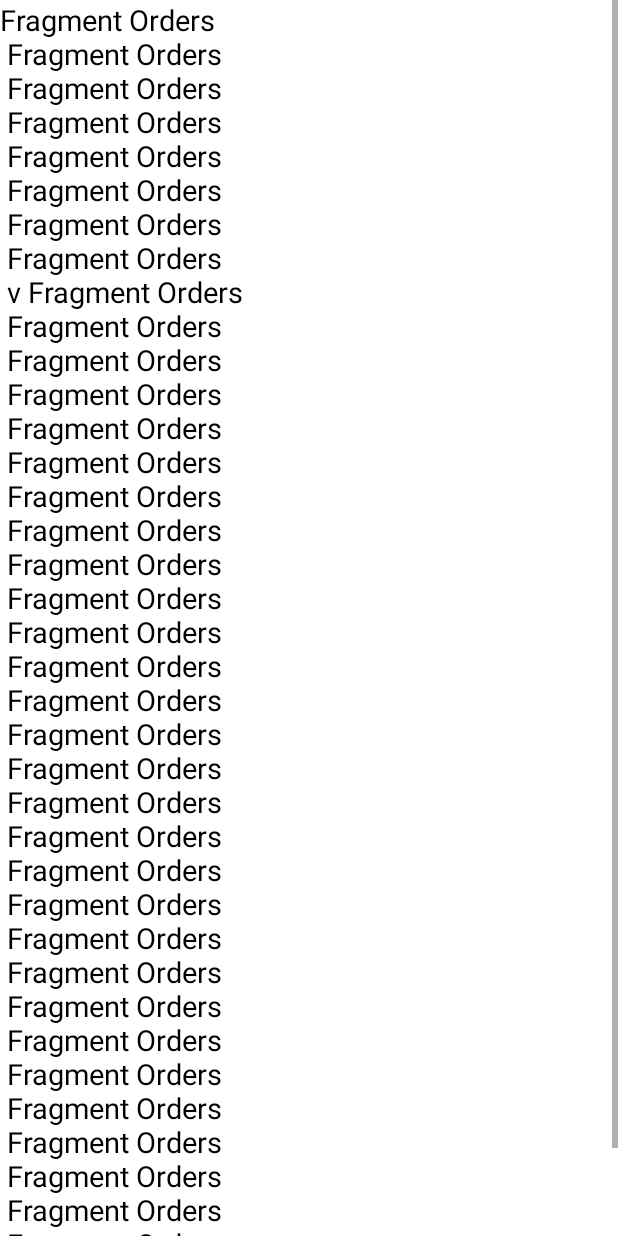
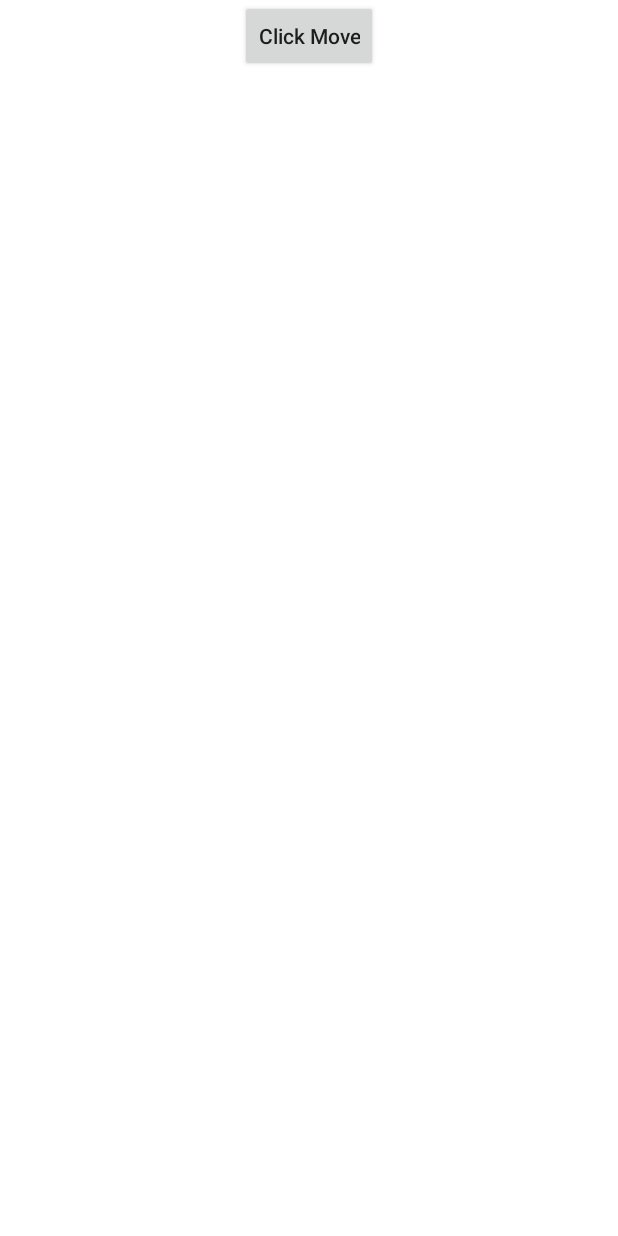
Before and after one commit to Kyoviet97/MyShop, an Android app: the layout fragment_orders.xml on its own in the app's theme, with its tools: preview values and no code run, on a phone screen of 412 x 824 dp. Run offline under Robolectric (Android 15) with nearby library versions, the light colour scheme and no system bars.

Commit message:
CodeApp13:30_28/11/19

```diff
--- a/app/src/main/java/com/gvtechcom/myshop/Account/ShippingAddressFragment.java
+++ b/app/src/main/java/com/gvtechcom/myshop/Account/ShippingAddressFragment.java
@@ -138,6 +138,7 @@ public class ShippingAddressFragment extends Fragment {
                     }
                 }
             }
+
             @Override
             public void onFailure(Call<BaseGetAPIShippingAddress.BaseGetAPIShippingAddressParser> call, Throwable t) {
 
@@ -153,7 +154,6 @@ public class ShippingAddressFragment extends Fragment {
                 FragmentManager fragmentManager = getFragmentManager();
                 Bundle bundle = new Bundle();
                 bundle.putString("idAddress", idAddress);
-
                 FragmentTransaction fragmentTransaction = fragmentManager.beginTransaction();
                 fragmentAddShipping.setArguments(bundle);
                 fragmentTransaction.replace(R.id.content_home_frame_layout, fragmentAddShipping);
@@ -163,7 +163,7 @@ public class ShippingAddressFragment extends Fragment {
         });
     }
 
-    private void setViewRecycler(){
+    private void setViewRecycler() {
         recyclerView.setHasFixedSize(true);
         LinearLayoutManager linearLayoutManager = new LinearLayoutManager(getActivity(), LinearLayoutManager.VERTICAL, false);
         recyclerView.setLayoutManager(linearLayoutManager);
--- a/app/src/main/java/com/gvtechcom/myshop/Fragment/FragmentOrders.java
+++ b/app/src/main/java/com/gvtechcom/myshop/Fragment/FragmentOrders.java
@@ -10,18 +10,20 @@ import androidx.annotation.Nullable;
 
 import com.gvtechcom.myshop.R;
 
+import butterknife.ButterKnife;
+
 public class FragmentOrders extends Fragment {
     View rootView;
     @Nullable
     @Override
     public View onCreateView(LayoutInflater inflater, @Nullable ViewGroup container, Bundle savedInstanceState) {
         rootView = inflater.inflate(R.layout.fragment_orders, container, false);
+        ButterKnife.bind(this, rootView);
         return rootView;
     }
 
     @Override
     public void onViewCreated(View view, @Nullable Bundle savedInstanceState) {
         super.onViewCreated(view, savedInstanceState);
-
     }
 }
--- a/app/src/main/res/layout/fragment_orders.xml
+++ b/app/src/main/res/layout/fragment_orders.xml
@@ -2,61 +2,16 @@
 <LinearLayout xmlns:android="http://schemas.android.com/apk/res/android"
     android:orientation="vertical" android:layout_width="match_parent"
     android:layout_height="match_parent"
+    android:gravity="center|top"
     android:background="@android:color/white">
 
-    <ScrollView
-        android:layout_width="match_parent"
-        android:layout_height="match_parent">
-
-        <TextView
-            android:layout_width="match_parent"
-            android:layout_height="match_parent"
-            android:textColor="@android:color/black"
-            android:textSize="@dimen/_20sp"
-            android:text="Fragment Orders  \n
-Fragment Orders  \n
-Fragment Orders  \n
-Fragment Orders  \n
-Fragment Orders  \n
-Fragment Orders  \n
-Fragment Orders  \n
-Fragment Orders  \n
-v
-Fragment Orders  \n
-Fragment Orders  \n
-Fragment Orders  \n
-Fragment Orders  \n
-Fragment Orders  \n
-Fragment Orders  \n
-Fragment Orders  \n
-Fragment Orders  \n
-Fragment Orders  \n
-Fragment Orders  \n
-Fragment Orders  \n
-Fragment Orders  \n
-Fragment Orders  \n
-Fragment Orders  \n
-Fragment Orders  \n
-Fragment Orders  \n
-Fragment Orders  \n
-Fragment Orders  \n
-Fragment Orders  \n
-Fragment Orders  \n
-Fragment Orders  \n
-Fragment Orders  \n
-Fragment Orders  \n
-Fragment Orders  \n
-Fragment Orders  \n
-Fragment Orders  \n
-Fragment Orders  \n
-Fragment Orders  \n
-Fragment Orders  \n
-Fragment Orders  \n
-">
-        </TextView>
-
-
-    </ScrollView>
+    <Button
+        android:id="@+id/buttonOrgh"
+        android:layout_width="wrap_content"
+        android:layout_height="wrap_content"
+        android:text="Click Move"
+        android:textAllCaps="false">
+    </Button>
 
 
 </LinearLayout>
```
Also changed, not shown: app/src/main/java/com/gvtechcom/myshop/Adapter/AdapterRecyclerBrowseCategoriesLeft.java (added, +61 -0 lines), app/src/main/java/com/gvtechcom/myshop/Fragment/FragmentBrowseCategories.java (added, +93 -0 lines), app/src/main/java/com/gvtechcom/myshop/Fragment/FragmentHomeContent.java (+51 -71 lines), app/src/main/java/com/gvtechcom/myshop/Model/BrowseCategoriesModel.java (added, +29 -0 lines), app/src/main/java/com/gvtechcom/myshop/Network/APIServer.java (+7 -0 lines), app/src/main/res/layout/fragment_browse_categories.xml (+5 -4 lines), app/src/main/res/layout/fragment_content_home.xml (+10 -11 lines), app/src/main/res/layout/item_recycler_browse_categories_left.xml (added, +26 -0 lines).
